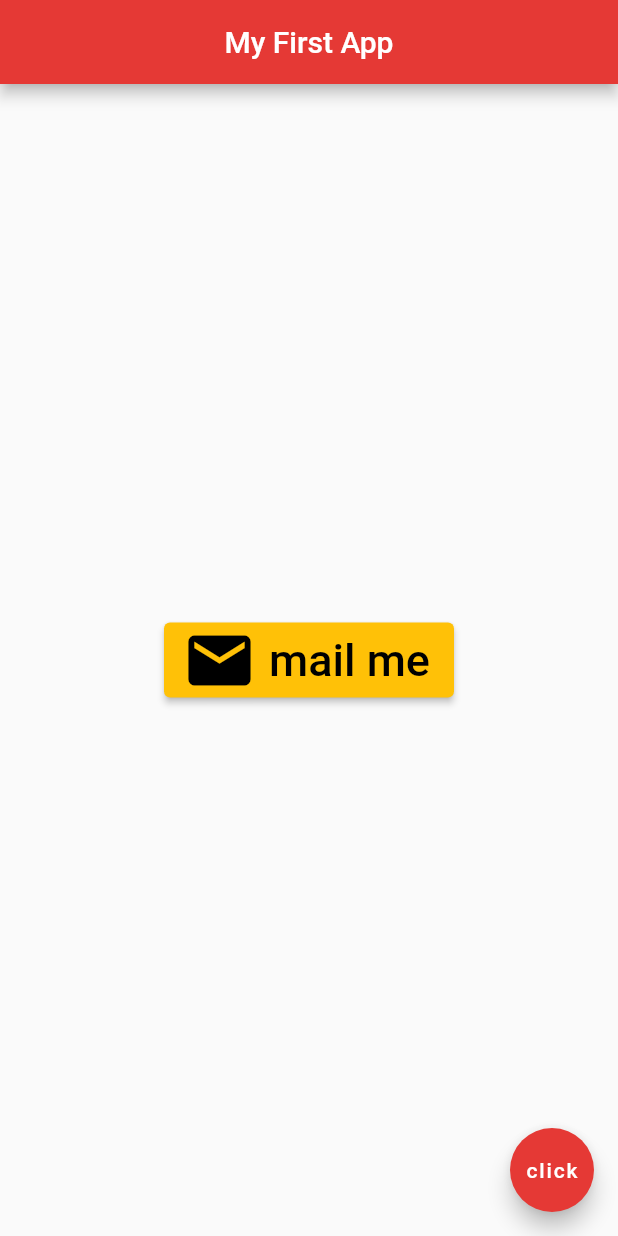
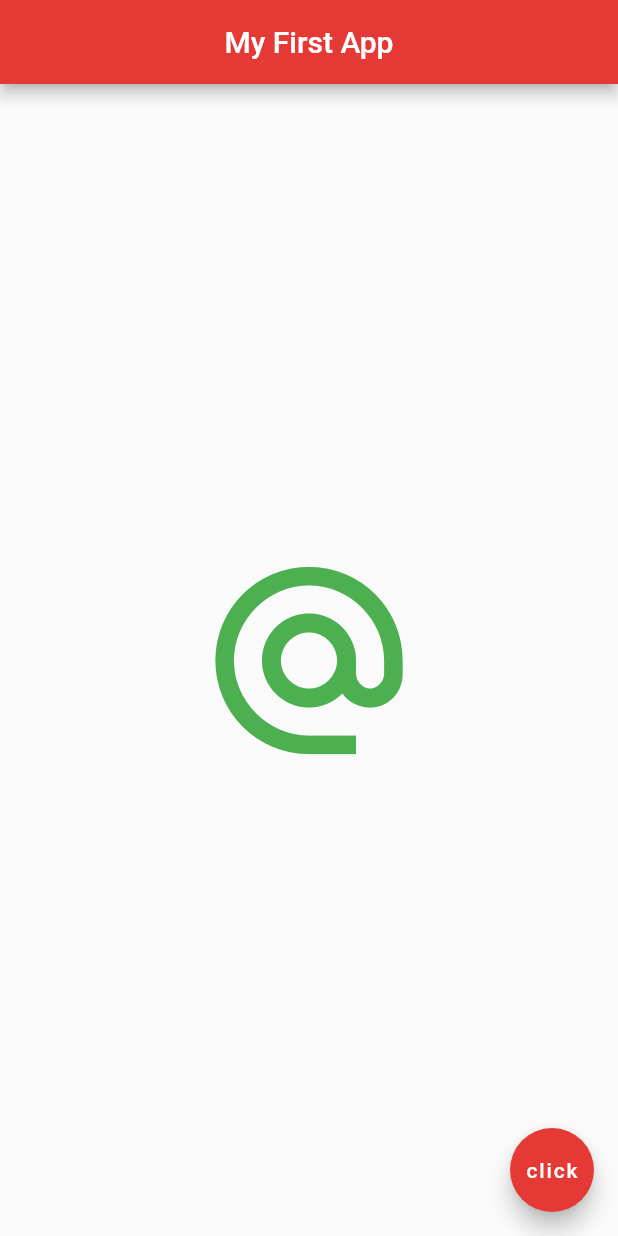
Before and after one commit to luquilo/flutter_101, a Flutter app: the screen it shows after launch, on a phone screen of 412 x 824 dp. Run offline on Flutter 3.47's test engine with Material 2 defaults, Android fonts, the phone set to English and light mode, and no system bars.

Commit message:
tried making an icon button widget

```diff
--- a/lib/main.dart
+++ b/lib/main.dart
@@ -20,26 +20,14 @@ class Home extends StatelessWidget {
           backgroundColor: Colors.red[600],
         ),
         body: Center(
-          child: ElevatedButton.icon(
+          child: IconButton(
+            icon: Icon(Icons.alternate_email),
+            color: Colors.green,
+            iconSize: 150,
             onPressed: (){
-              print('iam clicked');
+              print('iam clicked!');
             },
-            style: ElevatedButton.styleFrom(
-              backgroundColor: Colors.amber,
-              foregroundColor: Colors.black,
-            ),
-            icon: Icon(
-              Icons.mail,
-              size: 50,
-            ),
-            label: Text(
-              'mail me',
-              style: TextStyle(
-                color: Colors.black,
-                fontSize: 30.0,
-              ),
-            ),
-          ),
+          )
         ),
         floatingActionButton: FloatingActionButton(
           onPressed: () {},
```
